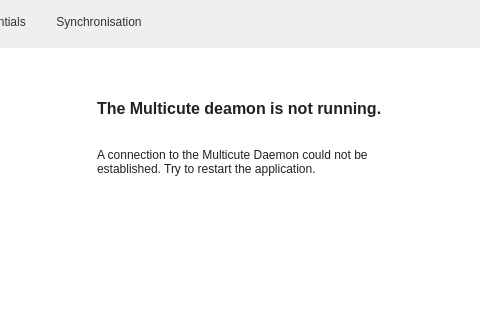
Old version of the form src/MainWindow.ui in the repository mooltipass/moolticute; both pictures show x 164 to 644 and y 0 to 320 of the 780 by 553 pixel window.
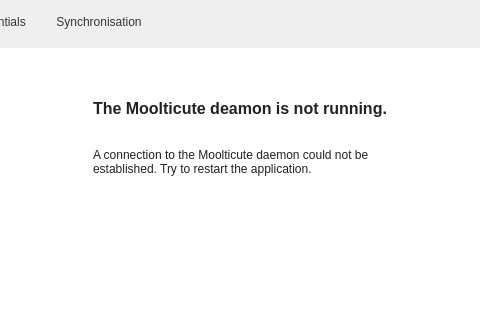
New version of the form. The open tabs and pages were chosen to show the change. Icons and pictures are not drawn. Custom widgets are drawn as their Qt base class.

Commit message:
<MainWindow: Change how Moolticute is written>
It seems that how Moolticute is written change one may wants to get
the same things everywhere: Multicute -> Moolticute ?

The edit to the form file:
```diff
--- a/src/MainWindow.ui
+++ b/src/MainWindow.ui
@@ -240,14 +240,14 @@
              </font>
             </property>
             <property name="text">
-             <string>The Multicute deamon is not running.</string>
+             <string>The Moolticute deamon is not running.</string>
             </property>
            </widget>
           </item>
           <item>
            <widget class="QLabel" name="label_noDaemonMsg">
             <property name="text">
-             <string>A connection to the Multicute Daemon could not be established. Try to restart the application.</string>
+             <string>A connection to the Moolticute daemon could not be established. Try to restart the application.</string>
             </property>
             <property name="wordWrap">
              <bool>true</bool>
```
